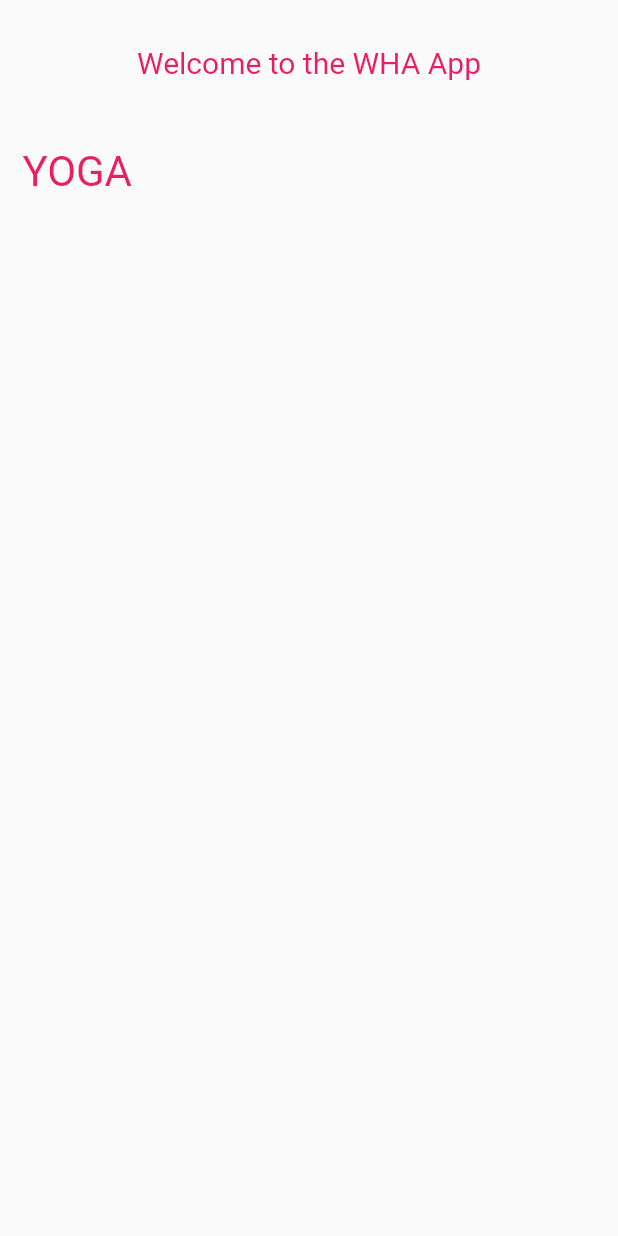
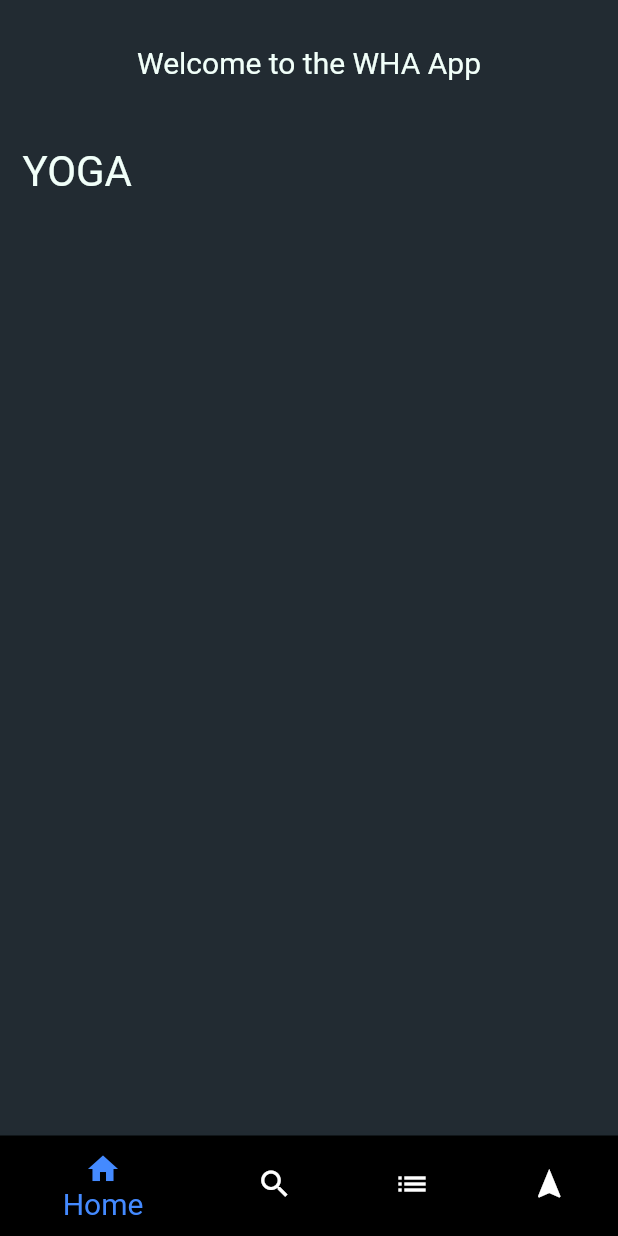
Before and after one commit to sgovil5/wha_app3, a Flutter app: the screen it shows once a user with an empty profile is signed in, on a phone screen of 412 x 824 dp. Run offline on Flutter 3.47's test engine with Material 2 defaults, Android fonts, the phone set to English and light mode, and no system bars; our stand-ins replace cloud_firestore, firebase_auth, firebase_storage, flutter_swiper; accounts and stored records are empty.

Commit message:
added bottom nac

```diff
--- a/lib/main.dart
+++ b/lib/main.dart
@@ -1,8 +1,10 @@
 import 'package:firebase_auth/firebase_auth.dart';
 import 'package:flutter/material.dart';
+import 'package:wha_app3/screens/article_search_screen.dart';
+import 'package:wha_app3/screens/bottom_nav_bar.dart';
 
 import 'screens/articles/article_overview_screen.dart';
-import './screens/auth_screen.dart';
+import 'screens/auth/auth_screen.dart';
 
 void main() {
   runApp(WHAApp());
@@ -19,23 +21,14 @@ class _WHAAppState extends State<WHAApp> {
     return MaterialApp(
       title: "WHAApp",
       theme: ThemeData(
-        primarySwatch: Colors.pink,
-        backgroundColor: Colors.pink,
-        accentColor: Colors.deepPurple,
-        accentColorBrightness: Brightness.dark,
-        buttonTheme: ButtonTheme.of(context).copyWith(
-          buttonColor: Colors.pink,
-          textTheme: ButtonTextTheme.primary,
-          shape: RoundedRectangleBorder(
-            borderRadius: BorderRadius.circular(20),
-          ),
-        ),
+        primaryColor: const Color(0xffF1FFF9),
+        scaffoldBackgroundColor: const Color(0xff222B32),
       ),
       home: StreamBuilder(
         stream: FirebaseAuth.instance.onAuthStateChanged,
         builder: (ctx, userSnapshot) {
           if (userSnapshot.hasData) {
-            return ArticleOverviewScreen();
+            return BottomNavBar();
           }
           return AuthScreen();
         },
--- a/lib/screens/auth_screen.dart
+++ b/lib/screens/auth/auth_screen.dart
@@ -2,10 +2,9 @@ import 'package:flutter/material.dart';
 import 'package:firebase_auth/firebase_auth.dart';
 import 'package:cloud_firestore/cloud_firestore.dart';
 import 'package:flutter/services.dart';
-import 'dart:io';
 import 'package:firebase_storage/firebase_storage.dart';
 
-import '../widgets/auth/auth_form.dart';
+import '../../widgets/auth/auth_form.dart';
 
 class AuthScreen extends StatefulWidget {
   @override
--- /dev/null
+++ b/lib/screens/bottom_nav_bar.dart
@@ -0,0 +1,64 @@
+import 'package:flutter/material.dart';
+
+import 'articles/article_overview_screen.dart';
+import '../screens/article_search_screen.dart';
+import 'practitioners/practitioner_directory_screen.dart';
+import 'other/other_screen.dart';
+
+class BottomNavBar extends StatefulWidget {
+  @override
+  _BottomNavBarState createState() => _BottomNavBarState();
+}
+
+class _BottomNavBarState extends State<BottomNavBar> {
+  final List<Widget> _pages = [
+    ArticleOverviewScreen(),
+    ArticleSearchScreen(),
+    PractitionerDirectoryScreen(),
+    OtherScreen(),
+  ];
+  int _selectedPageIndex = 0;
+
+  void _selectPage(int index) {
+    setState(() {
+      _selectedPageIndex = index;
+    });
+  }
+
+  @override
+  Widget build(BuildContext context) {
+    return Scaffold(
+      body: _pages[_selectedPageIndex],
+      bottomNavigationBar: BottomNavigationBar(
+        onTap: _selectPage,
+        type: BottomNavigationBarType.shifting,
+        unselectedItemColor: Colors.white,
+        selectedItemColor: Colors.blueAccent,
+        currentIndex: _selectedPageIndex,
+        selectedFontSize: 20,
+        items: [
+          BottomNavigationBarItem(
+            icon: Icon(Icons.home),
+            title: Text('Home'),
+            backgroundColor: Colors.black,
+          ),
+          BottomNavigationBarItem(
+            icon: Icon(Icons.search),
+            title: Text('Search'),
+            backgroundColor: Colors.black,
+          ),
+          BottomNavigationBarItem(
+            icon: Icon(Icons.list),
+            title: Text('Practitioners'),
+            backgroundColor: Colors.black,
+          ),
+          BottomNavigationBarItem(
+            icon: Icon(Icons.navigation),
+            title: Text('Other'),
+            backgroundColor: Colors.black,
+          ),
+        ],
+      ),
+    );
+  }
+}
--- a/pubspec.yaml
+++ b/pubspec.yaml
@@ -32,6 +32,7 @@ dependencies:
   firebase_auth: 0.16.1
   image_picker: 0.6.7
   firebase_storage: ^3.1.5
+  flutter_swiper: ^1.1.6
 
   #IMPORTANT!!!!!!!!!!!!!!!! Add configuration for image_picker in Runner/Info.plist for iOS
 
```
Also changed, not shown: lib/screens/article_search_screen.dart (added, +143 -0 lines), lib/screens/other/about_us_swiper.dart (added, +72 -0 lines), lib/screens/other/other_screen.dart (added, +71 -0 lines), lib/screens/practitioners/practitioner_directory_screen.dart (added, +75 -0 lines), lib/widgets/practitioner/practitioner_preview.dart (added, +69 -0 lines), pubspec.lock.
